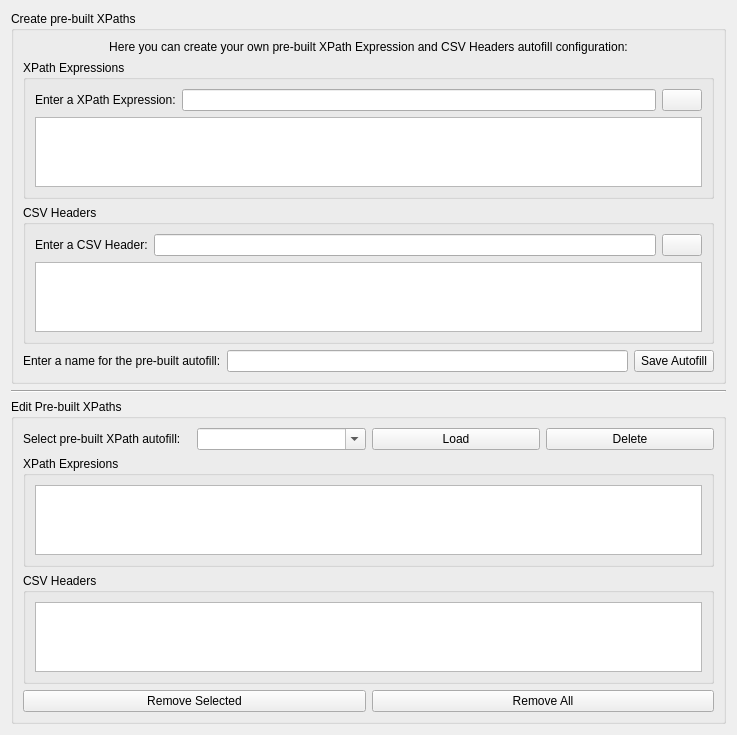
Old version of the form src/ui/widgets/PreBuiltXPathsManager.ui in the repository zaricj/XMLuvation.
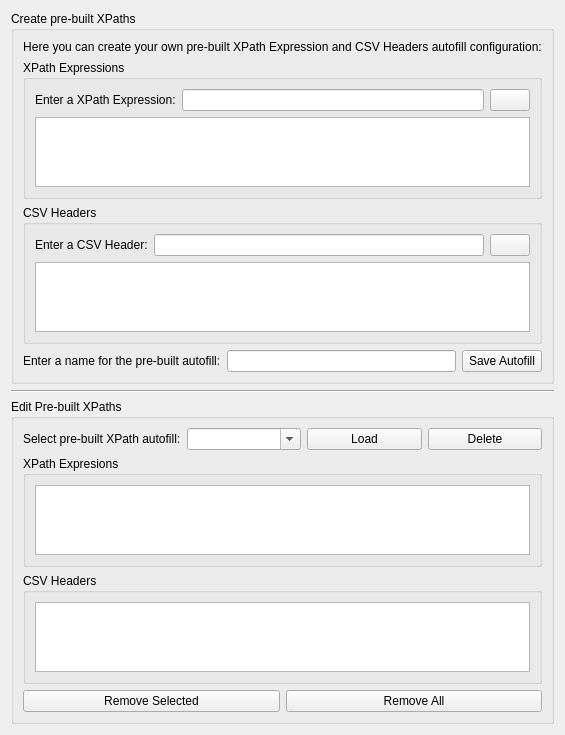
New version of the form. Icons and pictures are not drawn.

Commit message: Adjusted UIs

```diff
--- a/src/ui/widgets/PreBuiltXPathsManager.ui
+++ b/src/ui/widgets/PreBuiltXPathsManager.ui
@@ -6,8 +6,8 @@
    <rect>
     <x>0</x>
     <y>0</y>
-    <width>737</width>
-    <height>724</height>
+    <width>550</width>
+    <height>675</height>
    </rect>
   </property>
   <property name="windowTitle">
```
Left out of the diff: 8 changed lines with no effect on the pictures. The commit also changes 5 other files.
